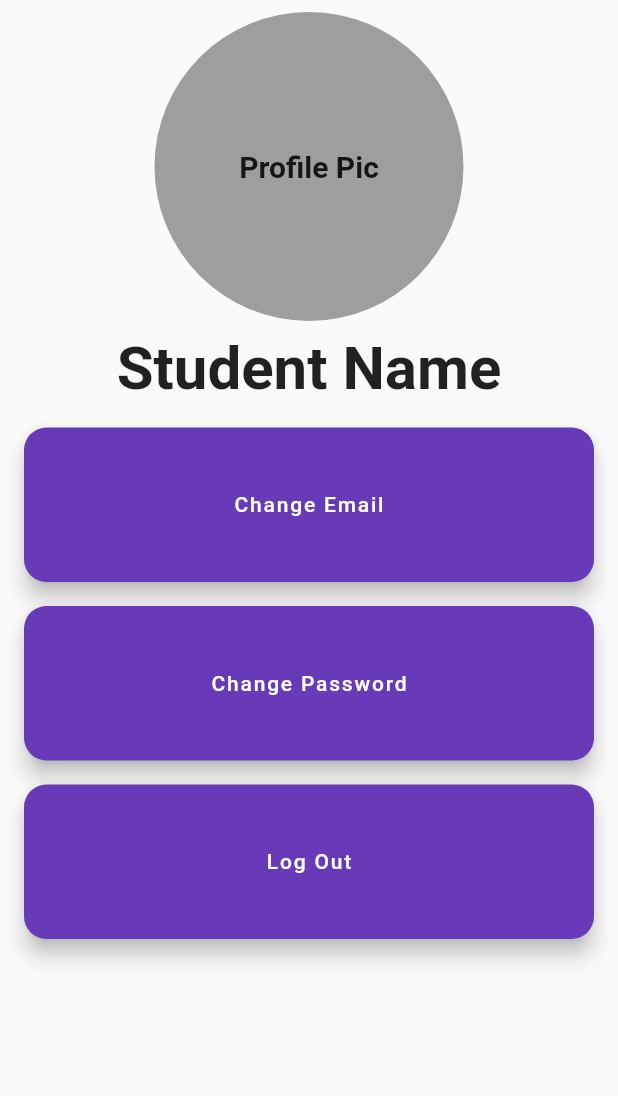
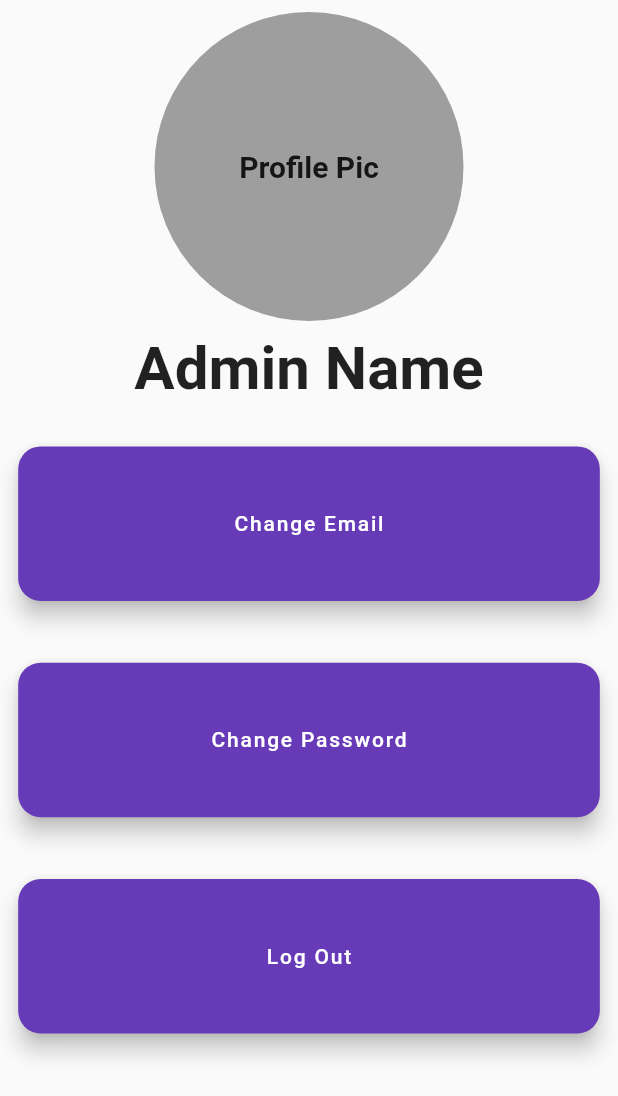
Before and after one commit to Studios-Async/TMS_Application, a Flutter app: the AdminProfilePage screen opened directly, on a phone screen of 412 x 824 dp. Shown: the top 1096 px of the screen. Run offline on Flutter 3.47's test engine with Material 2 defaults, Android fonts, the phone set to English and light mode, and no system bars; our stand-ins replace firebase_core, flutter_feather_icons, google_nav_bar, lottie, table_calendar; accounts and stored records are empty.

Commit message:
done paddings ?

```diff
--- a/lib/general_screens/Admin/admin_profile.dart
+++ b/lib/general_screens/Admin/admin_profile.dart
@@ -18,7 +18,6 @@ class _AdminProfilePageState extends State<AdminProfilePage> {
         child: Center(
           child: Column(
             children: [
-
               Padding(
                 padding: const EdgeInsets.all(8.0),
                 child: Container(
@@ -31,14 +30,14 @@ class _AdminProfilePageState extends State<AdminProfilePage> {
                   child: const Center(
                     child: Text(
                       'Profile Pic',
-                      style: TextStyle(fontSize: 20, fontWeight: FontWeight.bold),
+                      style:
+                          TextStyle(fontSize: 20, fontWeight: FontWeight.bold),
                     ),
                   ),
                 ),
               ),
-
               const Text(
-                'Student Name',
+                'Admin Name',
                 style: TextStyle(fontSize: 40, fontWeight: FontWeight.bold),
               ),
               Padding(
@@ -46,7 +45,9 @@ class _AdminProfilePageState extends State<AdminProfilePage> {
                 child: Column(
                   children: [
                     Padding(
-                      padding: const EdgeInsets.all(8.0),
+                      padding: EdgeInsets.symmetric(
+                          horizontal: screenWidth * 0.01,
+                          vertical: screenWidth * 0.05),
                       child: NewButton(
                         voidcallback: null,
                         buttonheight: screenWidth * 0.25,
@@ -56,7 +57,9 @@ class _AdminProfilePageState extends State<AdminProfilePage> {
                       ),
                     ),
                     Padding(
-                      padding: const EdgeInsets.all(8.0),
+                      padding: EdgeInsets.symmetric(
+                          horizontal: screenWidth * 0.01,
+                          vertical: screenWidth * 0.05),
                       child: NewButton(
                         voidcallback: null,
                         buttonheight: screenWidth * 0.25,
@@ -66,7 +69,9 @@ class _AdminProfilePageState extends State<AdminProfilePage> {
                       ),
                     ),
                     Padding(
-                      padding: const EdgeInsets.all(8.0),
+                      padding: EdgeInsets.symmetric(
+                          horizontal: screenWidth * 0.01,
+                          vertical: screenWidth * 0.05),
                       child: NewButton(
                         voidcallback: null,
                         buttonheight: screenWidth * 0.25,
--- a/lib/general_screens/Tutor/Utilities/tutor_navbar.dart
+++ b/lib/general_screens/Tutor/Utilities/tutor_navbar.dart
@@ -1,5 +1,6 @@
 import 'package:flutter/material.dart';
 import 'package:google_nav_bar/google_nav_bar.dart';
+import 'package:tms/general_screens/Tutor/tutor_profile.dart';
 import 'package:tms/general_screens/Tutor/tutor_seerequests.dart';
 import 'package:tms/general_screens/lesson_request.dart';
 import 'package:tms/general_screens/Tutor/tutor_home.dart';
@@ -19,7 +20,7 @@ class _TutorNavBarState extends State<TutorNavBar> {
   List<Widget> pages = [
     TutorHome(),
     SeeRequestsPage(),
-    StudentProfilePage()
+    TutorProfilePage()
   ]; // List of pages
 
   @override
```
Also changed, not shown: lib/general_screens/Student/student_profile_page.dart (+9 -3 lines), lib/general_screens/Tutor/tutor_profile.dart (+11 -6 lines).
